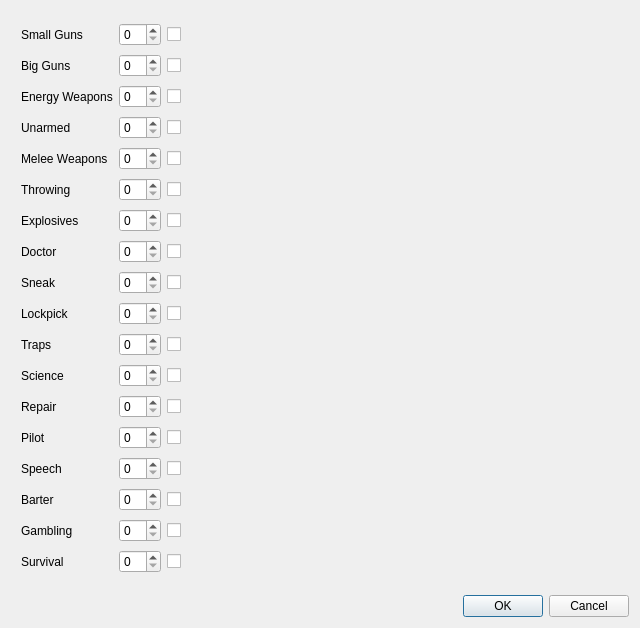
This is character-creator/ui/new_character_dialogue.ui in DarthBubi/fallout-pnp-character-creator as Qt 5 draws it before an edit. The edited form follows.
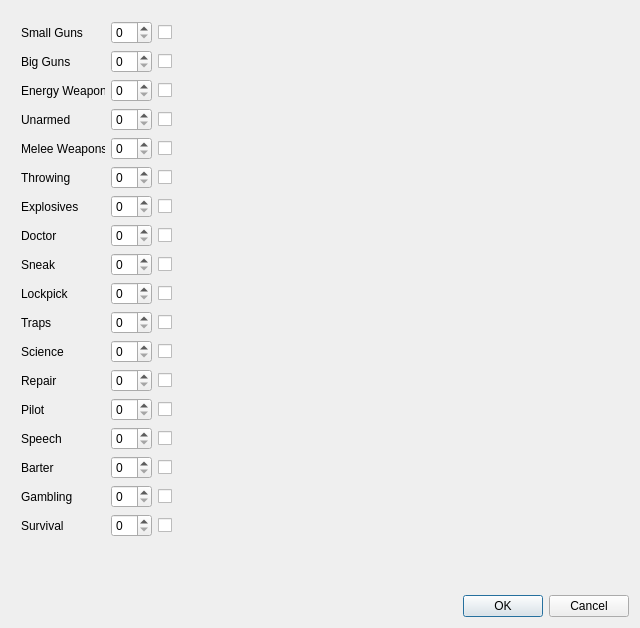
This is the edited form. The open tabs and pages were chosen to show the change.

Commit message: Refactor handle_skill_tags

Patch:
```diff
--- a/character-creator/ui/new_character_dialogue.ui
+++ b/character-creator/ui/new_character_dialogue.ui
@@ -273,51 +273,27 @@
         <rect>
          <x>10</x>
          <y>10</y>
-         <width>187</width>
-         <height>554</height>
+         <width>151</width>
+         <height>531</height>
         </rect>
        </property>
-       <layout class="QGridLayout" name="gridLayout_5">
-        <item row="14" column="0">
-         <widget class="QLabel" name="speechLabel">
+       <layout class="QGridLayout" name="skillLayout">
+        <item row="5" column="0">
+         <widget class="QLabel" name="throwingLabel">
           <property name="text">
-           <string>Speech</string>
+           <string>Throwing</string>
+          </property>
+          <property name="buddy">
+           <cstring>throwingTag</cstring>
           </property>
          </widget>
         </item>
         <item row="6" column="1">
          <widget class="QSpinBox" name="explosivesBox"/>
         </item>
-        <item row="4" column="1">
-         <widget class="QSpinBox" name="meleeWeaponsBox"/>
-        </item>
-        <item row="2" column="1">
-         <widget class="QSpinBox" name="energyWeaponsBox"/>
-        </item>
-        <item row="3" column="0">
-         <widget class="QLabel" name="unarmedLabel">
-          <property name="text">
-           <string>Unarmed</string>
-          </property>
-         </widget>
-        </item>
         <item row="8" column="1">
          <widget class="QSpinBox" name="sneakBox"/>
         </item>
-        <item row="12" column="0">
-         <widget class="QLabel" name="repairLabel">
-          <property name="text">
-           <string>Repair</string>
-          </property>
-         </widget>
-        </item>
-        <item row="5" column="0">
-         <widget class="QLabel" name="throwingLabel">
-          <property name="text">
-           <string>Throwing</string>
-          </property>
-         </widget>
-        </item>
         <item row="13" column="0">
          <widget class="QLabel" name="pilotLabel">
           <property name="text">
@@ -325,6 +301,32 @@
           </property>
          </widget>
         </item>
+        <item row="3" column="0">
+         <widget class="QLabel" name="unarmedLabel">
+          <property name="text">
+           <string>Unarmed</string>
+          </property>
+          <property name="buddy">
+           <cstring>unarmedTag</cstring>
+          </property>
+         </widget>
+        </item>
+        <item row="4" column="1">
+         <widget class="QSpinBox" name="meleeWeaponsBox"/>
+        </item>
+        <item row="12" column="0">
+         <widget class="QLabel" name="repairLabel">
+          <property name="text">
+           <string>Repair</string>
+          </property>
+          <property name="buddy">
+           <cstring>repairTag</cstring>
+          </property>
+         </widget>
+        </item>
+        <item row="2" column="1">
+         <widget class="QSpinBox" name="energyWeaponsBox"/>
+        </item>
         <item row="16" column="0">
          <widget class="QLabel" name="gamblingLabel">
           <property name="text">
@@ -335,8 +337,25 @@
         <item row="3" column="1">
          <widget class="QSpinBox" name="unarmedBox"/>
         </item>
-        <item row="9" column="1">
-         <widget class="QSpinBox" name="lockpickBox"/>
+        <item row="14" column="0">
+         <widget class="QLabel" name="speechLabel">
+          <property name="text">
+           <string>Speech</string>
+          </property>
+          <property name="buddy">
+           <cstring>speechTag</cstring>
+          </property>
+         </widget>
+        </item>
+        <item row="9" column="0">
+         <widget class="QLabel" name="lockpickLabel">
+          <property name="text">
+           <string>Lockpick</string>
+          </property>
+          <property name="buddy">
+           <cstring>lockpickTag</cstring>
+          </property>
+         </widget>
         </item>
         <item row="0" column="0">
          <widget class="QLabel" name="smallGunsLabel">
@@ -345,31 +364,44 @@
           </property>
          </widget>
         </item>
-        <item row="17" column="1">
-         <widget class="QSpinBox" name="survivalBox"/>
+        <item row="17" column="0">
+         <widget class="QLabel" name="survivalLabel">
+          <property name="text">
+           <string>Survival</string>
+          </property>
+          <property name="buddy">
+           <cstring>survivalTag</cstring>
+          </property>
+         </widget>
         </item>
-        <item row="1" column="0">
-         <widget class="QLabel" name="bigGunsLabel">
+        <item row="7" column="0">
+         <widget class="QLabel" name="doctorLabel">
           <property name="text">
-           <string>Big Guns</string>
+           <string>Doctor</string>
           </property>
          </widget>
         </item>
+        <item row="11" column="0">
+         <widget class="QLabel" name="scienceLabel">
+          <property name="text">
+           <string>Science</string>
+          </property>
+          <property name="buddy">
+           <cstring>scienceTag</cstring>
+          </property>
+         </widget>
+        </item>
+        <item row="0" column="1">
+         <widget class="QSpinBox" name="smallGunsBox"/>
+        </item>
+        <item row="14" column="1">
+         <widget class="QSpinBox" name="speechBox"/>
+        </item>
         <item row="1" column="1">
          <widget class="QSpinBox" name="bigGunsBox"/>
         </item>
-        <item row="7" column="1">
-         <widget class="QSpinBox" name="doctorBox"/>
-        </item>
-        <item row="5" column="1">
-         <widget class="QSpinBox" name="throwingBox"/>
-        </item>
-        <item row="10" column="0">
-         <widget class="QLabel" name="trapsLabel">
-          <property name="text">
-           <string>Traps</string>
-          </property>
-         </widget>
+        <item row="10" column="1">
+         <widget class="QSpinBox" name="trapsBox"/>
         </item>
         <item row="15" column="0">
          <widget class="QLabel" name="barterLabel">
@@ -378,106 +410,92 @@
           </property>
          </widget>
         </item>
-        <item row="0" column="1">
-         <widget class="QSpinBox" name="smallGunsBox"/>
+        <item row="17" column="1">
+         <widget class="QSpinBox" name="survivalBox"/>
         </item>
         <item row="6" column="0">
          <widget class="QLabel" name="explosivesLabel">
           <property name="text">
            <string>Explosives</string>
           </property>
-         </widget>
-        </item>
-        <item row="2" column="0">
-         <widget class="QLabel" name="energyWeaponsLabel">
-          <property name="text">
-           <string>Energy Weapons</string>
+          <property name="buddy">
+           <cstring>explosivesTag</cstring>
           </property>
          </widget>
         </item>
+        <item row="12" column="1">
+         <widget class="QSpinBox" name="repairBox"/>
+        </item>
         <item row="8" column="0">
          <widget class="QLabel" name="sneakLabel">
           <property name="text">
            <string>Sneak</string>
           </property>
-         </widget>
-        </item>
-        <item row="4" column="0">
-         <widget class="QLabel" name="meleeWeaponsLabel">
-          <property name="text">
-           <string>Melee Weapons</string>
+          <property name="buddy">
+           <cstring>sneakTag</cstring>
           </property>
          </widget>
         </item>
-        <item row="15" column="1">
-         <widget class="QSpinBox" name="barterBox"/>
-        </item>
         <item row="13" column="1">
          <widget class="QSpinBox" name="pilotBox"/>
         </item>
+        <item row="15" column="1">
+         <widget class="QSpinBox" name="barterBox"/>
+        </item>
+        <item row="1" column="0">
+         <widget class="QLabel" name="bigGunsLabel">
+          <property name="text">
+           <string>Big Guns</string>
+          </property>
+          <property name="buddy">
+           <cstring>bigGunsTag</cstring>
+          </property>
+         </widget>
+        </item>
+        <item row="10" column="0">
+         <widget class="QLabel" name="trapsLabel">
+          <property name="text">
+           <string>Traps</string>
+          </property>
+          <property name="buddy">
+           <cstring>trapsTag</cstring>
+          </property>
+         </widget>
+        </item>
         <item row="16" column="1">
          <widget class="QSpinBox" name="gamblingBox"/>
         </item>
-        <item row="14" column="1">
-         <widget class="QSpinBox" name="speechBox"/>
-        </item>
-        <item row="9" column="0">
-         <widget class="QLabel" name="lockpickLabel">
+        <item row="4" column="0">
+         <widget class="QLabel" name="meleeWeaponsLabel">
           <property name="text">
-           <string>Lockpick</string>
+           <string>Melee Weapons</string>
           </property>
-         </widget>
-        </item>
-        <item row="17" column="0">
-         <widget class="QLabel" name="survivalLabel">
-          <property name="text">
-           <string>Survival</string>
+          <property name="buddy">
+           <cstring>meleeWeaponsTag</cstring>
           </property>
          </widget>
         </item>
-        <item row="10" column="1">
-         <widget class="QSpinBox" name="trapsBox"/>
+        <item row="7" column="1">
+         <widget class="QSpinBox" name="doctorBox"/>
         </item>
-        <item row="7" column="0">
-         <widget class="QLabel" name="doctorLabel">
-          <property name="text">
-           <string>Doctor</string>
-          </property>
-         </widget>
+        <item row="5" column="1">
+         <widget class="QSpinBox" name="throwingBox"/>
         </item>
-        <item row="12" column="1">
-         <widget class="QSpinBox" name="repairBox"/>
-        </item>
-        <item row="11" column="0">
-         <widget class="QLabel" name="scienceLabel">
+        <item row="2" column="0">
+         <widget class="QLabel" name="energyWeaponsLabel">
           <property name="text">
-           <string>Science</string>
+           <string>Energy Weapons</string>
+          </property>
+          <property name="buddy">
+           <cstring>energyWeaponsTag</cstring>
           </property>
          </widget>
         </item>
         <item row="11" column="1">
          <widget class="QSpinBox" name="scienceBox"/>
         </item>
-        <item row="0" column="2">
-         <widget class="QCheckBox" name="smallGunsTag">
-          <property name="text">
-           <string/>
-          </property>
-         </widget>
-        </item>
-        <item row="1" column="2">
-         <widget class="QCheckBox" name="bigGunsTag">
-          <property name="text">
-           <string/>
-          </property>
-         </widget>
-        </item>
-        <item row="2" column="2">
-         <widget class="QCheckBox" name="energyWeaponsTag">
-          <property name="text">
-           <string/>
-          </property>
-         </widget>
+        <item row="9" column="1">
+         <widget class="QSpinBox" name="lockpickBox"/>
         </item>
         <item row="3" column="2">
          <widget class="QCheckBox" name="unarmedTag">
@@ -486,13 +504,6 @@
           </property>
          </widget>
         </item>
-        <item row="4" column="2">
-         <widget class="QCheckBox" name="meleeWeaponsTag">
-          <property name="text">
-           <string/>
-          </property>
-         </widget>
-        </item>
         <item row="5" column="2">
          <widget class="QCheckBox" name="throwingTag">
           <property name="text">
@@ -500,8 +511,22 @@
           </property>
          </widget>
         </item>
-        <item row="6" column="2">
-         <widget class="QCheckBox" name="explosivesTag">
+        <item row="4" column="2">
+         <widget class="QCheckBox" name="meleeWeaponsTag">
+          <property name="text">
+           <string/>
+          </property>
+         </widget>
+        </item>
+        <item row="2" column="2">
+         <widget class="QCheckBox" name="energyWeaponsTag">
+          <property name="text">
+           <string/>
+          </property>
+         </widget>
+        </item>
+        <item row="1" column="2">
+         <widget class="QCheckBox" name="bigGunsTag">
           <property name="text">
            <string/>
           </property>
@@ -514,8 +539,8 @@
           </property>
          </widget>
         </item>
-        <item row="8" column="2">
-         <widget class="QCheckBox" name="sneakTag">
+        <item row="6" column="2">
+         <widget class="QCheckBox" name="explosivesTag">
           <property name="text">
            <string/>
           </property>
@@ -528,6 +553,20 @@
           </property>
          </widget>
         </item>
+        <item row="8" column="2">
+         <widget class="QCheckBox" name="sneakTag">
+          <property name="text">
+           <string/>
+          </property>
+         </widget>
+        </item>
+        <item row="16" column="2">
+         <widget class="QCheckBox" name="gamblingTag">
+          <property name="text">
+           <string/>
+          </property>
+         </widget>
+        </item>
         <item row="10" column="2">
          <widget class="QCheckBox" name="trapsTag">
           <property name="text">
@@ -535,27 +574,6 @@
           </property>
          </widget>
         </item>
-        <item row="11" column="2">
-         <widget class="QCheckBox" name="scienceTag">
-          <property name="text">
-           <string/>
-          </property>
-         </widget>
-        </item>
-        <item row="12" column="2">
-         <widget class="QCheckBox" name="repairTag">
-          <property name="text">
-           <string/>
-          </property>
-         </widget>
-        </item>
-        <item row="13" column="2">
-         <widget class="QCheckBox" name="pilotTag">
-          <property name="text">
-           <string/>
-          </property>
-         </widget>
-        </item>
         <item row="14" column="2">
          <widget class="QCheckBox" name="speechTag">
           <property name="text">
@@ -563,6 +581,20 @@
           </property>
          </widget>
         </item>
+        <item row="12" column="2">
+         <widget class="QCheckBox" name="repairTag">
+          <property name="text">
+           <string/>
+          </property>
+         </widget>
+        </item>
+        <item row="11" column="2">
+         <widget class="QCheckBox" name="scienceTag">
+          <property name="text">
+           <string/>
+          </property>
+         </widget>
+        </item>
         <item row="15" column="2">
          <widget class="QCheckBox" name="barterTag">
           <property name="text">
@@ -570,13 +602,6 @@
           </property>
          </widget>
         </item>
-        <item row="16" column="2">
-         <widget class="QCheckBox" name="gamblingTag">
-          <property name="text">
-           <string/>
-          </property>
-         </widget>
-        </item>
         <item row="17" column="2">
          <widget class="QCheckBox" name="survivalTag">
           <property name="text">
@@ -584,6 +609,23 @@
           </property>
          </widget>
         </item>
+        <item row="13" column="2">
+         <widget class="QCheckBox" name="pilotTag">
+          <property name="text">
+           <string/>
+          </property>
+         </widget>
+        </item>
+        <item row="0" column="2">
+         <widget class="QCheckBox" name="smallGunsTag">
+          <property name="text">
+           <string/>
+          </property>
+          <property name="tristate">
+           <bool>false</bool>
+          </property>
+         </widget>
+        </item>
        </layout>
       </widget>
      </widget>
```
Left out of the diff: 74 changed lines with no effect on the pictures. The commit also changes 2 other files.
